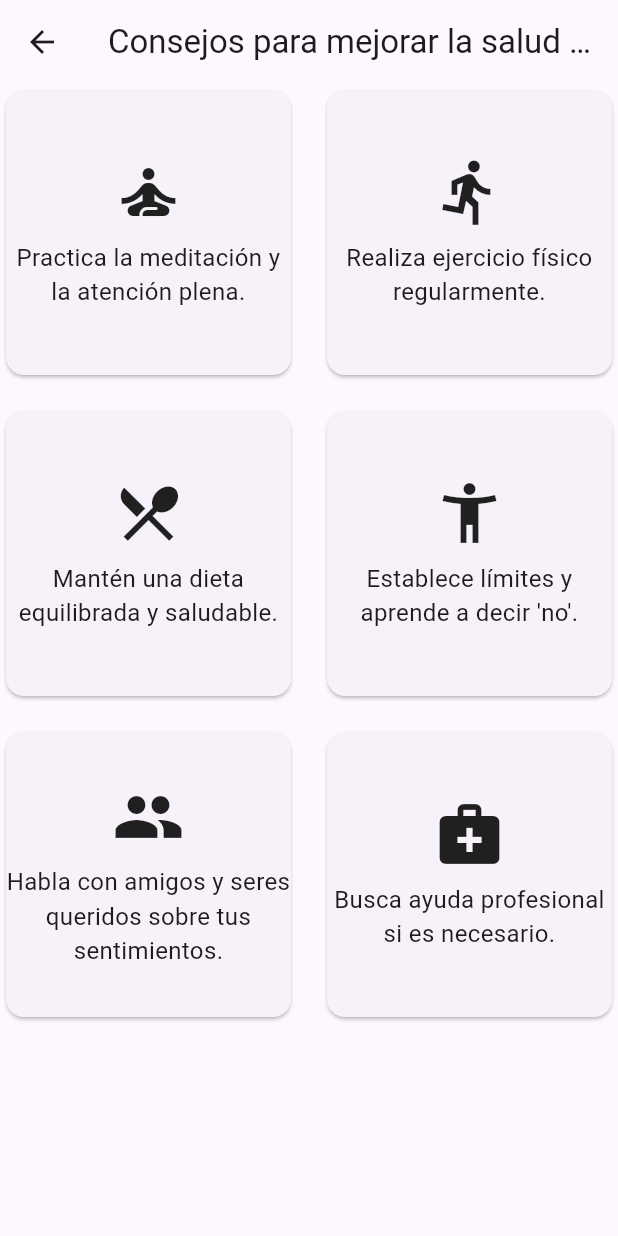
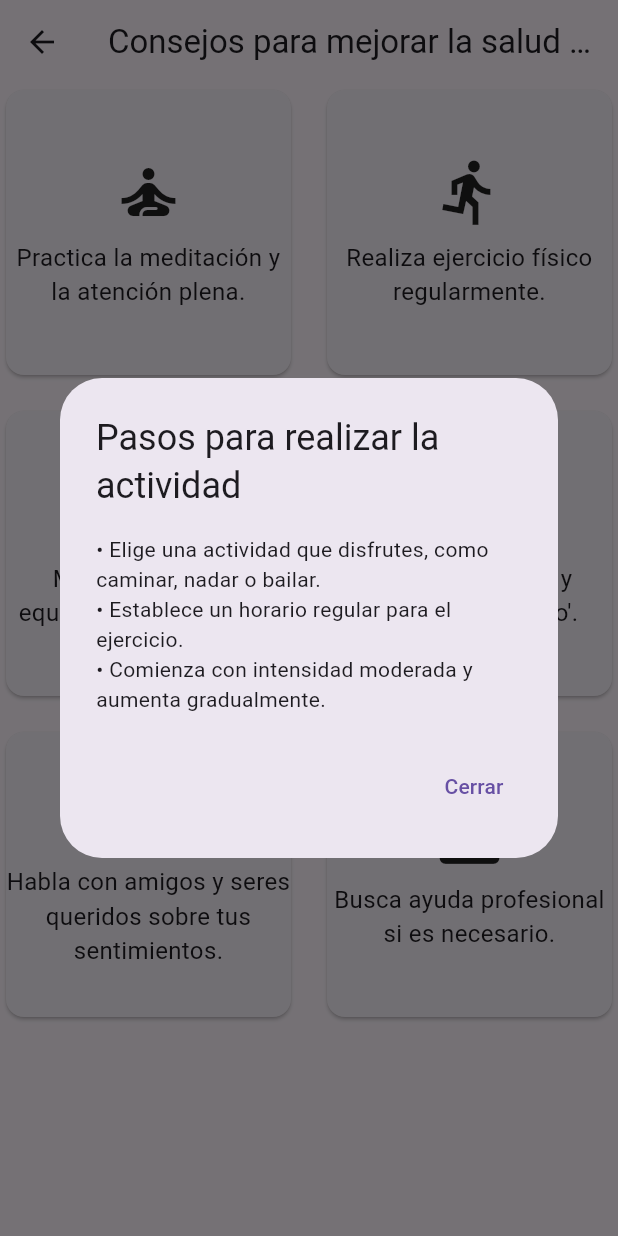
Before and after one commit to Miguel-Deza/change_your_mind, a Flutter app: the Tips screen opened by its route, after a tap on "Realiza ejercicio físico regularmente.", on a phone screen of 412 x 824 dp. Run offline on Flutter 3.47's test engine with Material 2 defaults, Android fonts, the phone set to English and light mode, and no system bars; our stand-ins replace audioplayers, auto_size_text, bloc, cloud_firestore, firebase_auth, firebase_core and 6 more; missing offline and left inert: dart:ffi, encrypt; accounts and stored records are empty; network calls fail.

Commit message:
finish project

```diff
--- a/lib/presentation/home_screen.dart
+++ b/lib/presentation/home_screen.dart
@@ -107,7 +107,7 @@ class _HomeScreenState extends State<HomeScreen> {
                       ]))),
               const Padding(padding: EdgeInsets.only(top: 61.0)),
               Text(
-                "Tap to get an activity",
+                "Tap ☝️ to get an activity",
                 textAlign: TextAlign.center,
                 style: GoogleFonts.lato(
                     textStyle: const TextStyle(
--- a/lib/screens/tips_screen.dart
+++ b/lib/screens/tips_screen.dart
@@ -5,29 +5,83 @@ class Tips extends StatelessWidget {
   final List<Map<String, dynamic>> mentalHealthTips = [
     {
       "tip": "Practica la meditación y la atención plena.",
+      "steps": [
+        "Encuentra un lugar tranquilo para sentarte.",
+        "Cierra los ojos y concéntrate en tu respiración.",
+        "Deja que los pensamientos vengan y se vayan sin juzgarlos.",
+      ],
       "icon": Icons.self_improvement,
     },
     {
       "tip": "Realiza ejercicio físico regularmente.",
+      "steps": [
+        "Elige una actividad que disfrutes, como caminar, nadar o bailar.",
+        "Establece un horario regular para el ejercicio.",
+        "Comienza con intensidad moderada y aumenta gradualmente.",
+      ],
       "icon": Icons.directions_run,
     },
     {
       "tip": "Mantén una dieta equilibrada y saludable.",
+      "steps": [
+        "Incluye una variedad de frutas, verduras y proteínas magras.",
+        "Limita el consumo de alimentos procesados y azucarados.",
+        "Bebe suficiente agua a lo largo del día.",
+      ],
       "icon": Icons.local_dining,
     },
     {
       "tip": "Establece límites y aprende a decir 'no'.",
+      "steps": [
+        "Identifica tus prioridades y limitaciones.",
+        "Comunica tus límites de manera asertiva y respetuosa.",
+        "No tengas miedo de rechazar tareas adicionales si estás sobrecargado.",
+      ],
       "icon": Icons.accessibility_new,
     },
     {
       "tip": "Habla con amigos y seres queridos sobre tus sentimientos.",
+      "steps": [
+        "Encuentra momentos para conversar en un entorno relajado.",
+        "Comparte tus preocupaciones y emociones de manera abierta.",
+        "Escucha activamente a los demás y bríndales tu apoyo también.",
+      ],
       "icon": Icons.people,
     },
     {
       "tip": "Busca ayuda profesional si es necesario.",
+      "steps": [
+        "Investiga y elige un profesional de la salud mental de confianza.",
+        "Programa sesiones regulares para abordar tus desafíos.",
+        "No dudes en buscar ayuda si sientes que lo necesitas.",
+      ],
       "icon": Icons.medical_services,
     },
   ];
+
+  void _showStepsDialog(BuildContext context, List<String> steps) {
+    showDialog(
+      context: context,
+      builder: (BuildContext context) {
+        return AlertDialog(
+          title: Text('Pasos para realizar la actividad'),
+          content: Column(
+            mainAxisSize: MainAxisSize.min,
+            crossAxisAlignment: CrossAxisAlignment.start,
+            children: steps.map((step) => Text('• $step')).toList(),
+          ),
+          actions: <Widget>[
+            TextButton(
+              onPressed: () {
+                Navigator.of(context).pop();
+              },
+              child: Text('Cerrar'),
+            ),
+          ],
+        );
+      },
+    );
+  }
 
   @override
   Widget build(BuildContext context) {
@@ -47,7 +101,7 @@ class Tips extends StatelessWidget {
           return Card(
             child: InkWell(
               onTap: () {
-                // Implementa aquí la lógica para manejar el toque en el consejo.
+                _showStepsDialog(context, tip['steps']);
               },
               child: Column(
                 mainAxisAlignment: MainAxisAlignment.center,
@@ -68,3 +122,9 @@ class Tips extends StatelessWidget {
     );
   }
 }
+
+void main() {
+  runApp(MaterialApp(
+    home: Tips(),
+  ));
+}
```
Also changed, not shown: lib/screens/consult.dart (+59 -43 lines), lib/screens/login_screen.dart (+23 -0 lines), lib/screens/registration_screen.dart (+23 -0 lines).
